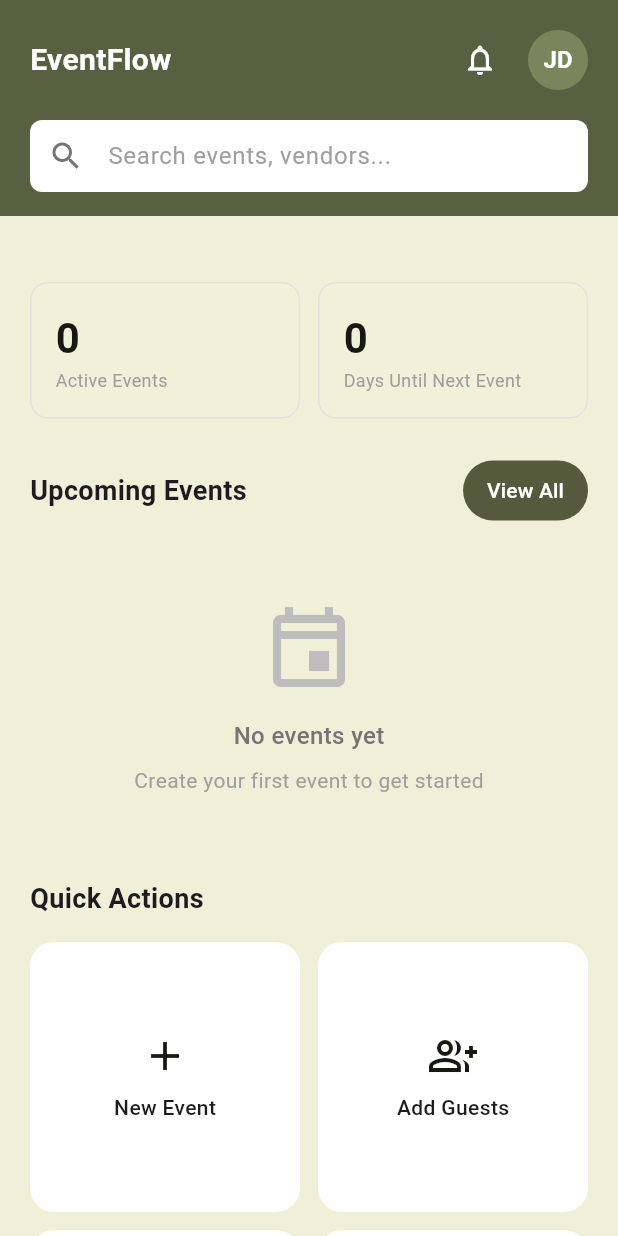
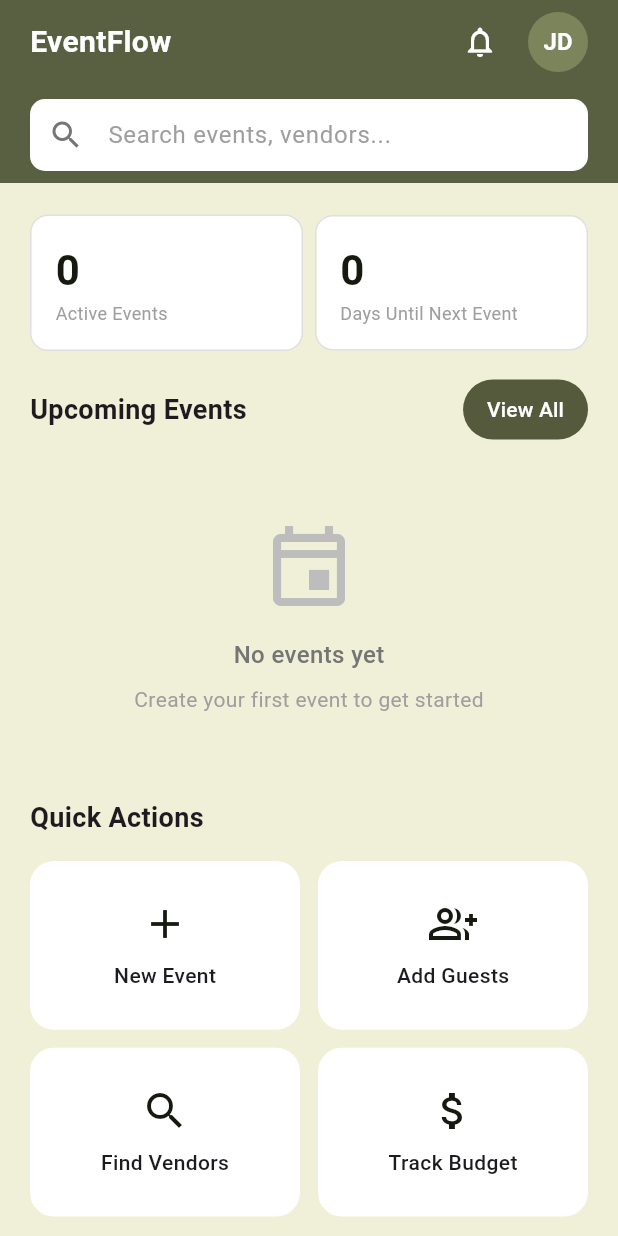
Before and after one commit to Hanin-Al-Hajj/EventPlanningApp, a Flutter app: the screen it shows after launch, on a phone screen of 412 x 824 dp. Run offline on Flutter 3.47's test engine with Material 3 defaults, Android fonts, the phone set to English and light mode, and no system bars; our stand-ins replace sqflite; accounts and stored records are empty.

Commit message:
updated homescreen

```diff
--- a/lib/screens/home_screen.dart
+++ b/lib/screens/home_screen.dart
@@ -63,7 +63,7 @@ class _HomeScreenState extends State<HomeScreen> {
           children: [
             // Header
             Container(
-              padding: const EdgeInsets.symmetric(horizontal: 20, vertical: 16),
+              padding: const EdgeInsets.symmetric(horizontal: 20, vertical: 4),
               decoration: const BoxDecoration(color: Color(0xFF586041)),
               child: Column(
                 children: [
@@ -107,7 +107,7 @@ class _HomeScreenState extends State<HomeScreen> {
                       ),
                     ],
                   ),
-                  const SizedBox(height: 16),
+                  const SizedBox(height: 14),
                   // Search Bar inside header
                   TextField(
                     decoration: InputDecoration(
@@ -128,11 +128,12 @@ class _HomeScreenState extends State<HomeScreen> {
                         borderSide: BorderSide.none,
                       ),
                       enabledBorder: OutlineInputBorder(
-                        borderRadius: BorderRadius.circular(8),
+                        borderRadius: BorderRadius.circular(10),
                         borderSide: BorderSide.none,
                       ),
                     ),
                   ),
+                  SizedBox(height: 4),
                 ],
               ),
             ),
@@ -145,7 +146,7 @@ class _HomeScreenState extends State<HomeScreen> {
                   child: Column(
                     crossAxisAlignment: CrossAxisAlignment.start,
                     children: [
-                      const SizedBox(height: 24),
+                      const SizedBox(height: 1),
 
                       // Stats Cards (now dynamic)
                       Row(
@@ -154,7 +155,7 @@ class _HomeScreenState extends State<HomeScreen> {
                             child: Container(
                               padding: const EdgeInsets.all(16),
                               decoration: BoxDecoration(
-                                color: const Color(0xFFFFFFF),
+                                color: const Color.fromARGB(255, 255, 255, 255),
                                 borderRadius: BorderRadius.circular(12),
                                 border: Border.all(color: Colors.grey.shade300),
                               ),
@@ -180,12 +181,12 @@ class _HomeScreenState extends State<HomeScreen> {
                               ),
                             ),
                           ),
-                          const SizedBox(width: 12),
+                          const SizedBox(width: 8),
                           Expanded(
                             child: Container(
-                              padding: const EdgeInsets.all(16),
+                              padding: const EdgeInsets.all(15.7),
                               decoration: BoxDecoration(
-                                color: const Color(0xFFFFFFF),
+                                color: const Color.fromARGB(255, 255, 255, 255),
                                 borderRadius: BorderRadius.circular(12),
                                 border: Border.all(color: Colors.grey.shade300),
                               ),
@@ -213,7 +214,7 @@ class _HomeScreenState extends State<HomeScreen> {
                           ),
                         ],
                       ),
-                      const SizedBox(height: 24),
+                      const SizedBox(height: 15),
 
                       // Upcoming Events Section
                       Row(
@@ -308,6 +309,7 @@ class _HomeScreenState extends State<HomeScreen> {
                         mainAxisSpacing: 12,
                         shrinkWrap: true,
                         physics: const NeverScrollableScrollPhysics(),
+                        childAspectRatio: 1.6,
                         children: [
                           QuickActionButton(
                             icon: Icons.add,
```
